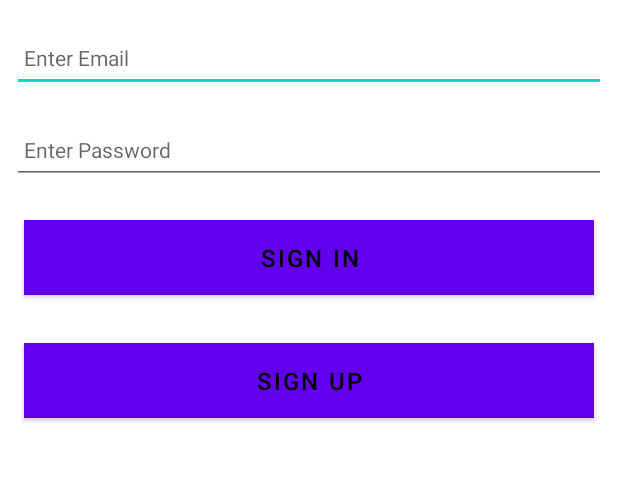
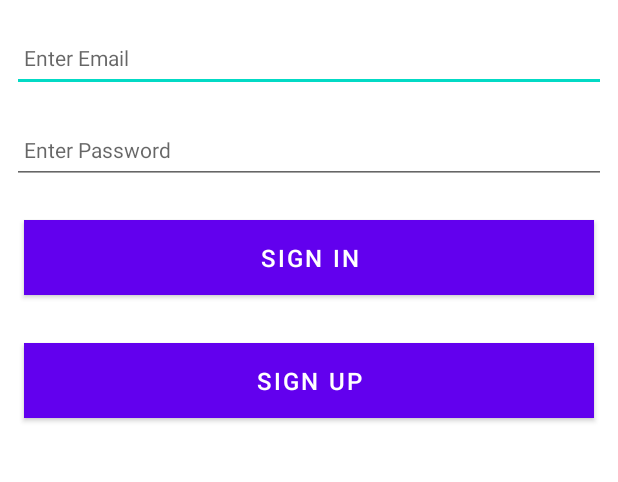
Before and after one commit to Jacq0/MobileApp1_Assignment2-UpgradedCharacterDatabaseApp, an Android app: the screen it shows after launch (UserSignInUpActivity), on a phone screen of 412 x 824 dp, the part 468-950 px from its top. Run offline under Robolectric (Android 15) with nearby library versions, the phone set to English and light mode, and no system bars; our stand-ins replace Firebase (no records; nobody signed in at launch, a user with empty details on screens opened directly), Timber; 1 statement that could not run was skipped.

Commit message:
Added Finishing Touches to app

```diff
--- a/app/src/main/java/org/assignment/characterapplication/activities/CharacterEditActivity.kt
+++ b/app/src/main/java/org/assignment/characterapplication/activities/CharacterEditActivity.kt
@@ -35,7 +35,7 @@ class CharacterEditActivity: AppCompatActivity()
 
         binding = ActivityCharacterEditBinding.inflate(layoutInflater)
         setContentView(binding.root)
-        binding.toolbarAdd.title = R.string.button_addCharacter.toString();
+        binding.toolbarAdd.setTitle(R.string.button_addCharacter)
         setSupportActionBar(binding.toolbarAdd)
 
         app = application as Main
@@ -44,7 +44,7 @@ class CharacterEditActivity: AppCompatActivity()
         {
             edit = true
 
-            binding.toolbarAdd.title = R.string.app_editCharacterPage.toString();
+            binding.toolbarAdd.setTitle(R.string.button_edit)
             character = intent.extras?.getParcelable("character_edit")!!
             binding.characterName.setText(character.name)
             binding.description.setText(character.description)
--- a/app/src/main/java/org/assignment/characterapplication/activities/CharacterListActivity.kt
+++ b/app/src/main/java/org/assignment/characterapplication/activities/CharacterListActivity.kt
@@ -34,7 +34,7 @@ class CharacterListActivity : AppCompatActivity(), CharacterListener
         super.onCreate(savedInstanceState)
         binding = ActivityCharacterListBinding.inflate(layoutInflater)
         setContentView(binding.root)
-        binding.toolbar.title = title
+        binding.toolbar.setTitle(R.string.list_title)
         setSupportActionBar(binding.toolbar)
 
         app = application as Main
--- a/app/src/main/java/org/assignment/characterapplication/activities/CharacterPageActivity.kt
+++ b/app/src/main/java/org/assignment/characterapplication/activities/CharacterPageActivity.kt
@@ -55,6 +55,7 @@ class CharacterPageActivity : AppCompatActivity()
         if(app.currentUser.favourites.contains(character.id))
         {
             isFavourited = true
+            binding.favouriteToggle.setText(R.string.button_unfavourite)
             binding.favouriteToggle.isChecked = isFavourited
         }
     }
@@ -97,12 +98,14 @@ class CharacterPageActivity : AppCompatActivity()
         if(status && !app.currentUser.favourites.contains(character.id))
         {
             //add this to the users favourited list
+            binding.favouriteToggle.setText(R.string.button_unfavourite)
             app.currentUser.favourites.add(character.id)
             app.users.update(app.currentUser)
         }
         if(!status && app.currentUser.favourites.contains(character.id))
         {
             //remove from users favourite list
+            binding.favouriteToggle.setText(R.string.button_favourite)
             app.currentUser.favourites.remove(character.id)
             app.users.update(app.currentUser)
         }
--- a/app/src/main/res/layout/activity_character_list.xml
+++ b/app/src/main/res/layout/activity_character_list.xml
@@ -25,7 +25,7 @@
             android:id="@+id/toolbar"
             android:layout_width="wrap_content"
             android:layout_height="wrap_content"
-            app:titleTextColor="@color/colourYellow" />
+            app:titleTextColor="@color/white" />
 
     </com.google.android.material.appbar.AppBarLayout>
 
--- a/app/src/main/res/layout/activity_user_sign_in_up.xml
+++ b/app/src/main/res/layout/activity_user_sign_in_up.xml
@@ -64,11 +64,11 @@
             android:layout_width="match_parent"
             android:layout_height="wrap_content"
             android:layout_margin="16dp"
-            android:background="@color/colourGreen"
+            android:background="@color/colourPurple"
             android:paddingTop="8dp"
             android:paddingBottom="8dp"
             android:text="@string/button_signin"
-            android:textColor="@color/black"
+            android:textColor="@color/white"
             android:textSize="16sp"
             tools:layout_editor_absoluteX="-9dp"
             tools:layout_editor_absoluteY="276dp" />
@@ -78,11 +78,11 @@
         android:layout_width="match_parent"
         android:layout_height="wrap_content"
         android:layout_margin="16dp"
-        android:background="@color/colourGreen"
+        android:background="@color/colourPurple"
         android:paddingTop="8dp"
         android:paddingBottom="8dp"
         android:text="@string/button_signup"
-        android:textColor="@color/black"
+        android:textColor="@color/white"
         android:textSize="16sp"
         tools:layout_editor_absoluteX="-30dp"
         tools:layout_editor_absoluteY="353dp" />
--- a/app/src/main/res/values/strings.xml
+++ b/app/src/main/res/values/strings.xml
@@ -1,5 +1,6 @@
 <resources>
     <string name="app_name">Character Database</string>
+    <string name="list_title">Character Database</string>
     <string name="app_editCharacterPage">Edit Character</string>
     <string name="button_addCharacterList">Add Character</string>
     <string name="button_addCharacter">Add Character</string>
@@ -24,6 +25,7 @@
     <string name="hint_password">Enter Password</string>
     <string name="app_signin">Welcome to the Character Database App</string>
     <string name="button_favourite">Favourite</string>
+    <string name="button_unfavourite">Unfavourite</string>
     <string name="button_random">Random</string>
     <string name="search">Search</string>
 
```
